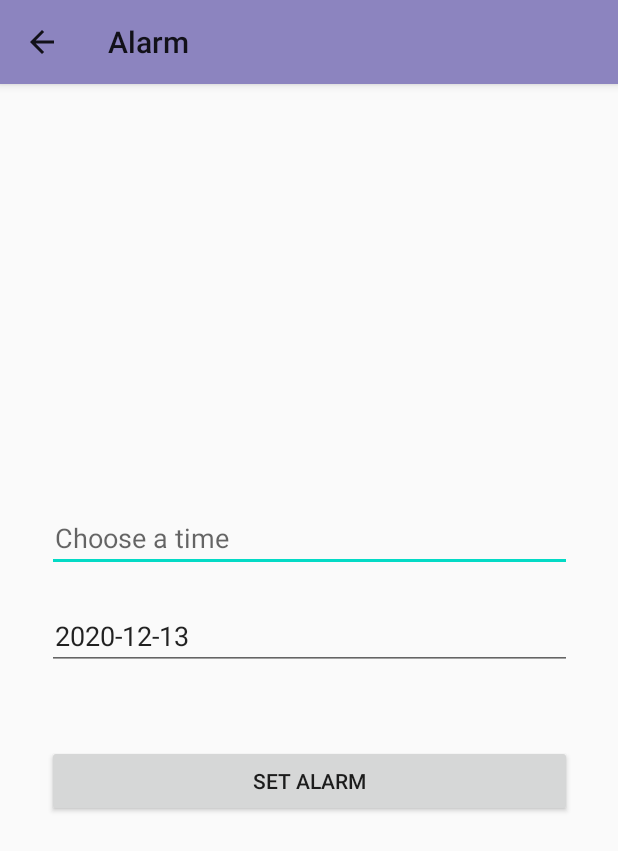
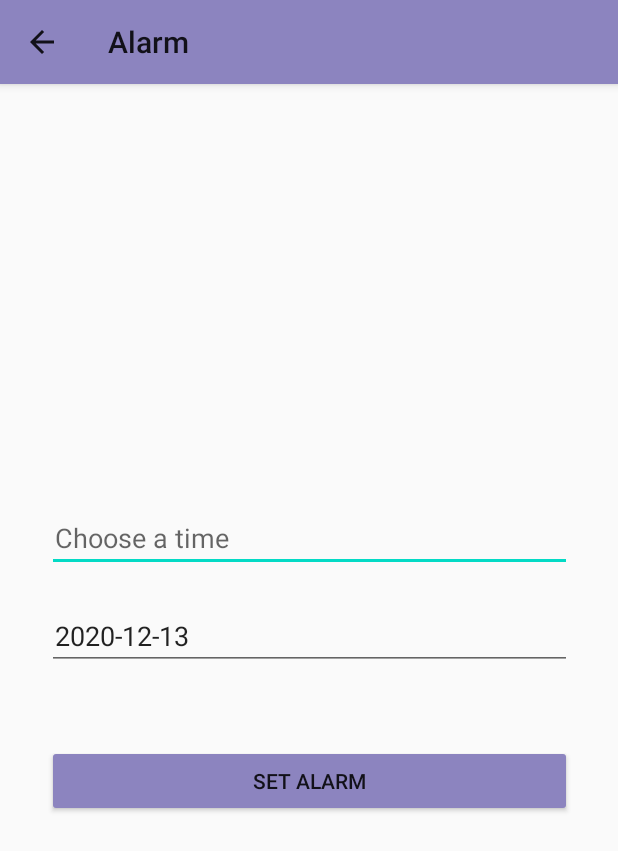
Before and after one commit to uytuan213/TheWizardsFlashcards, an Android app: the AlarmActivity screen opened directly, with no data from a screen before it, on a phone screen of 412 x 824 dp. Shown: the top 851 px of the screen. Run offline under Robolectric (Android 15) with nearby library versions, the phone set to English and light mode, and no system bars.

Commit message:
Updated theme

```diff
--- a/app/src/main/res/layout/activity_alarm.xml
+++ b/app/src/main/res/layout/activity_alarm.xml
@@ -36,6 +36,7 @@
 
         <Button
             android:id="@+id/btnSetAlarm"
+            style="@style/ButtonPrimary"
             android:layout_width="match_parent"
             android:layout_height="wrap_content"
             android:text="@string/alarm_button_text" />
--- a/app/src/main/res/layout/activity_manage_collections.xml
+++ b/app/src/main/res/layout/activity_manage_collections.xml
@@ -42,6 +42,7 @@
 
         <Button
             android:id="@+id/btn_add"
+            style="@style/ButtonPrimary"
             android:layout_width="match_parent"
             android:layout_height="wrap_content"
             android:text="@string/add_collection" />
--- a/app/src/main/res/layout/activity_manage_questions.xml
+++ b/app/src/main/res/layout/activity_manage_questions.xml
@@ -55,6 +55,7 @@
 
         <Button
             android:id="@+id/btn_save_question"
+            style="@style/ButtonPrimary"
             android:layout_width="match_parent"
             android:layout_height="wrap_content"
             android:text="@string/add_question" />
--- a/app/src/main/res/values/styles.xml
+++ b/app/src/main/res/values/styles.xml
@@ -19,6 +19,10 @@
         <item name="android:buttonStyle">@style/ButtonDark</item>
     </style>
 
+    <style name="ButtonPrimary" parent="@style/Widget.AppCompat.Button">
+        <item name="android:backgroundTint">@color/colorPrimary</item>
+    </style>
+
     <style name="ButtonDark" parent="@style/Widget.AppCompat.Button">
         <item name="android:textColor">@color/colorBlack</item>
     </style>
```
